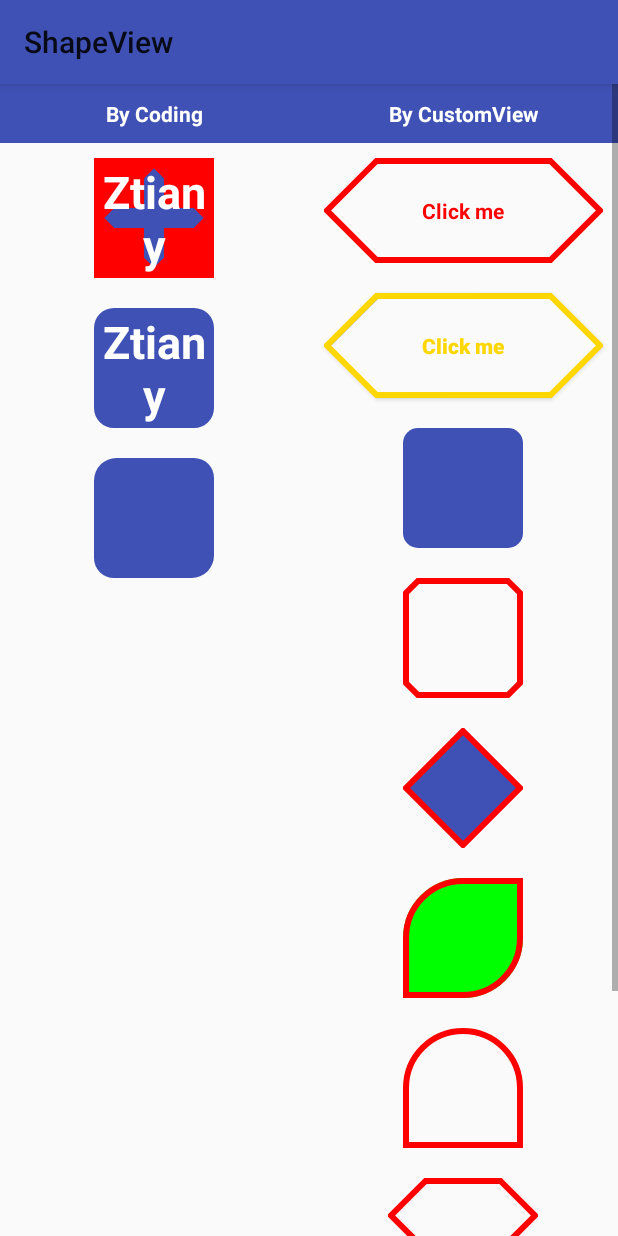
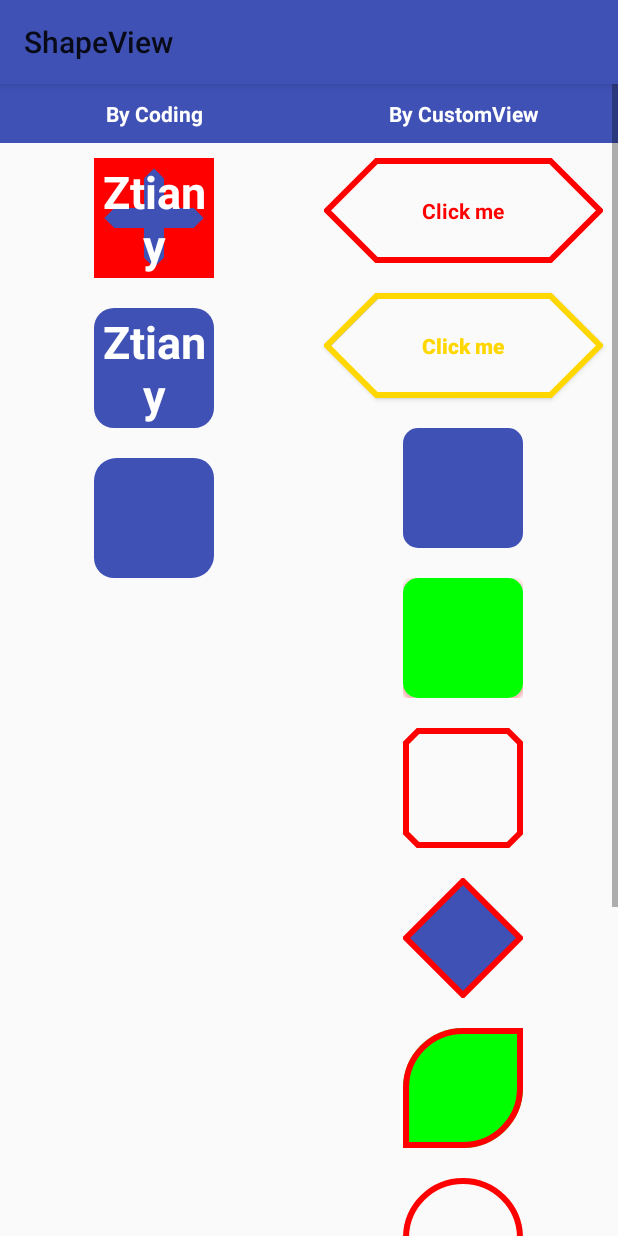
Before and after one commit to Ztiany/android-drawable-view, an Android app: the ShapeViewActivity screen opened directly, with no data from a screen before it, on a phone screen of 412 x 824 dp. Run offline under Robolectric (Android 15) with nearby library versions, the phone set to English and light mode, and no system bars; our stand-ins replace Timber.

```diff
--- a/app/src/main/res/layout/activity_shape_view.xml
+++ b/app/src/main/res/layout/activity_shape_view.xml
@@ -111,6 +111,16 @@
                 app:backgroundTint="@color/colorPrimary"
                 app:shapeAppearance="@style/StyleShapeable_Rounded10" />
 
+            <com.android.base.ui.shape.ShapeableFrameLayout
+                style="@style/StyleShapeView"
+                android:padding="2dp"
+                app:msd_backgroundColor_normal="@color/green"
+                app:msd_padding="2dp"
+                app:msd_shadow_color="@color/red"
+                app:msd_shadow_compat_mode="ALWAYS"
+                app:msd_shadow_elevation="5dp"
+                app:shapeAppearance="@style/StyleShapeable_Rounded10" />
+
             <!-- 注意这里 padding 的数值是描边宽度的一半 -->
             <com.android.base.ui.shape.ShapeableFrameLayout
                 style="@style/StyleShapeView"
--- a/lib_drawable_view/build.gradle
+++ b/lib_drawable_view/build.gradle
@@ -11,8 +11,8 @@ android {
     defaultConfig {
         minSdkVersion buildVersion.minSdkVersion
         targetSdkVersion buildVersion.targetSdkVersion
-        versionCode 1101
-        versionName "1.1.1"
+        versionCode 1102
+        versionName "1.1.2"
     }
 
     lintOptions {
--- a/lib_drawable_view/gradle.properties
+++ b/lib_drawable_view/gradle.properties
@@ -1,6 +1,6 @@
 GROUP=io.github.ztiany
 POM_ARTIFACT_ID=android-drawable-view
-VERSION_NAME=1.1.1
+VERSION_NAME=1.1.2
 
 POM_NAME=android-drawable-view
 POM_DESCRIPTION=android-drawable-view
--- a/lib_drawable_view/src/main/java/com/android/base/ui/shape/MaterialShapeDrawableHelper.kt
+++ b/lib_drawable_view/src/main/java/com/android/base/ui/shape/MaterialShapeDrawableHelper.kt
@@ -11,8 +11,6 @@ import android.util.AttributeSet
 import android.view.View
 import androidx.appcompat.widget.DrawableUtils
 import com.android.base.ui.drawable.*
-import com.android.base.ui.drawable.ResourceInfo
-import com.android.base.ui.drawable.parseCodeColorStateListAttribute
 import com.google.android.material.shape.MaterialShapeDrawable
 import com.google.android.material.shape.ShapeAppearanceModel
 import com.ztiany.android.drawable.view.R
@@ -166,8 +164,22 @@ class MaterialShapeDrawableHelper(
             setShadowColor(shapeTypedValue.getColor(R.styleable.MaterialShapeDrawableView_msd_shadow_color, Color.BLACK))
         }
 
-        if (shapeTypedValue.hasValue(R.styleable.MaterialShapeDrawableView_msd_use_tint_color_for_shadow)) {
-            setUseTintColorForShadow(shapeTypedValue.getBoolean(R.styleable.MaterialShapeDrawableView_msd_use_tint_color_for_shadow, true))
+        if (shapeTypedValue.hasValue(R.styleable.MaterialShapeDrawableView_msd_shadow_use_tint)) {
+            setUseTintColorForShadow(shapeTypedValue.getBoolean(R.styleable.MaterialShapeDrawableView_msd_shadow_use_tint, true))
+        }
+
+        if (shapeTypedValue.hasValue(R.styleable.MaterialShapeDrawableView_msd_shadow_elevation)) {
+            elevation = shapeTypedValue.getDimension(R.styleable.MaterialShapeDrawableView_msd_shadow_elevation, 0F)
+        }
+
+        if (shapeTypedValue.hasValue(R.styleable.MaterialShapeDrawableView_msd_shadow_compat_mode)) {
+            shadowCompatibilityMode = shapeTypedValue.getInt(
+                R.styleable.MaterialShapeDrawableView_msd_shadow_compat_mode, MaterialShapeDrawable.SHADOW_COMPAT_MODE_DEFAULT
+            )
+        }
+
+        if (shapeTypedValue.hasValue(R.styleable.MaterialShapeDrawableView_msd_shadow_compat_rotation)) {
+            shadowCompatRotation = shapeTypedValue.getInt(R.styleable.MaterialShapeDrawableView_msd_shadow_compat_rotation, 0)
         }
     }
 
```
Also changed, not shown: lib_drawable_view/src/main/res/values/shape_attrs.xml (+48 -9 lines), 2 other files.
